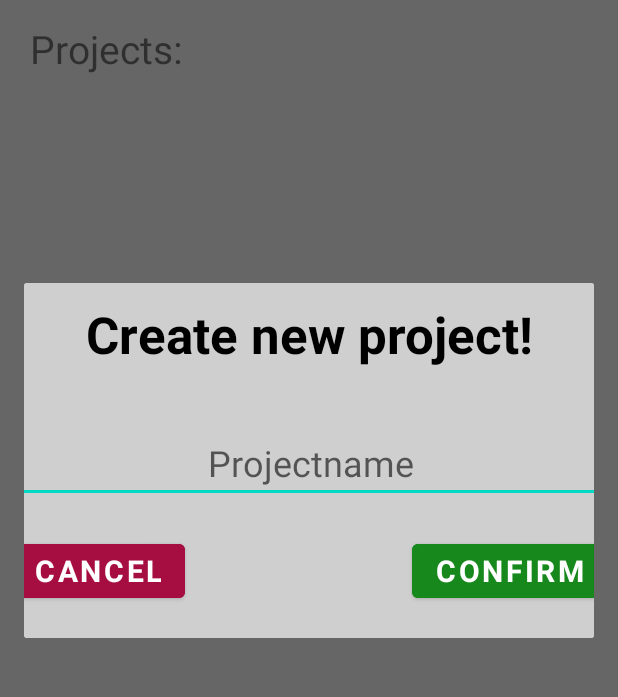
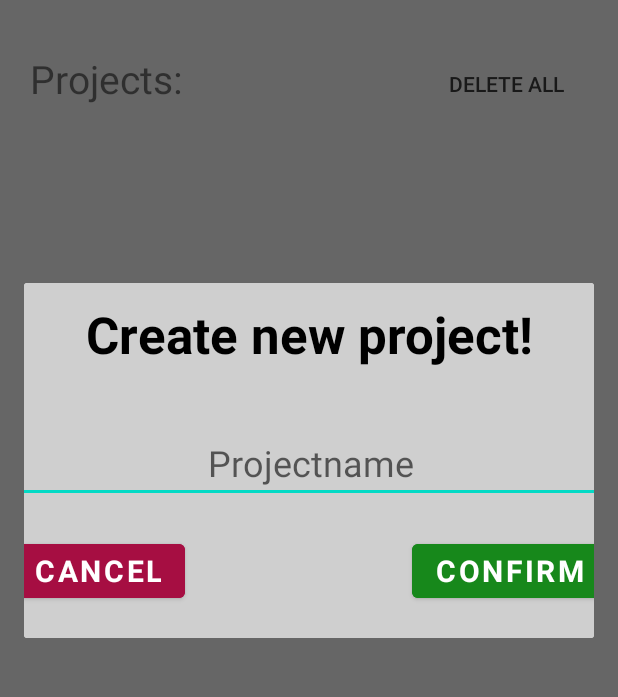
Before and after one commit to puchnersimon/FussballTaktikBoard, an Android app: the screen it shows after launch (MainActivity), after a tap on an icon or button, on a phone screen of 412 x 824 dp, the part 157-854 px from its top. Run offline under Robolectric (Android 15) with nearby library versions, the phone set to English and light mode, and no system bars; our stand-ins replace Room's generated code; Roboto replaces fonts that are not available here.

Commit message:
set delay for fragment clear and save create button for clear all projects in main

```diff
--- a/app/src/main/res/layout/activity_main.xml
+++ b/app/src/main/res/layout/activity_main.xml
@@ -45,7 +45,7 @@
         android:id="@+id/recycler_view_main"
         android:layout_width="match_parent"
         android:layout_height="0dp"
-        android:layout_marginTop="60dp"
+        android:layout_marginTop="80dp"
         app:layout_constraintBottom_toBottomOf="parent"
         app:layout_constraintEnd_toEndOf="parent"
         app:layout_constraintStart_toStartOf="parent"
@@ -63,4 +63,15 @@
         app:layout_constraintBottom_toTopOf="@+id/recycler_view_main"
         app:layout_constraintStart_toStartOf="@+id/recycler_view_main" />
 
+    <Button
+        android:id="@+id/button_main_deleteAllProjects"
+        style="@style/Widget.AppCompat.Button.Borderless.Colored"
+        android:layout_width="wrap_content"
+        android:layout_height="wrap_content"
+        android:layout_marginEnd="20dp"
+        android:text="delete All"
+        android:textColor="#3E3E3E"
+        app:layout_constraintBottom_toTopOf="@+id/recycler_view_main"
+        app:layout_constraintEnd_toEndOf="@+id/recycler_view_main" />
+
 </androidx.constraintlayout.widget.ConstraintLayout>
```
